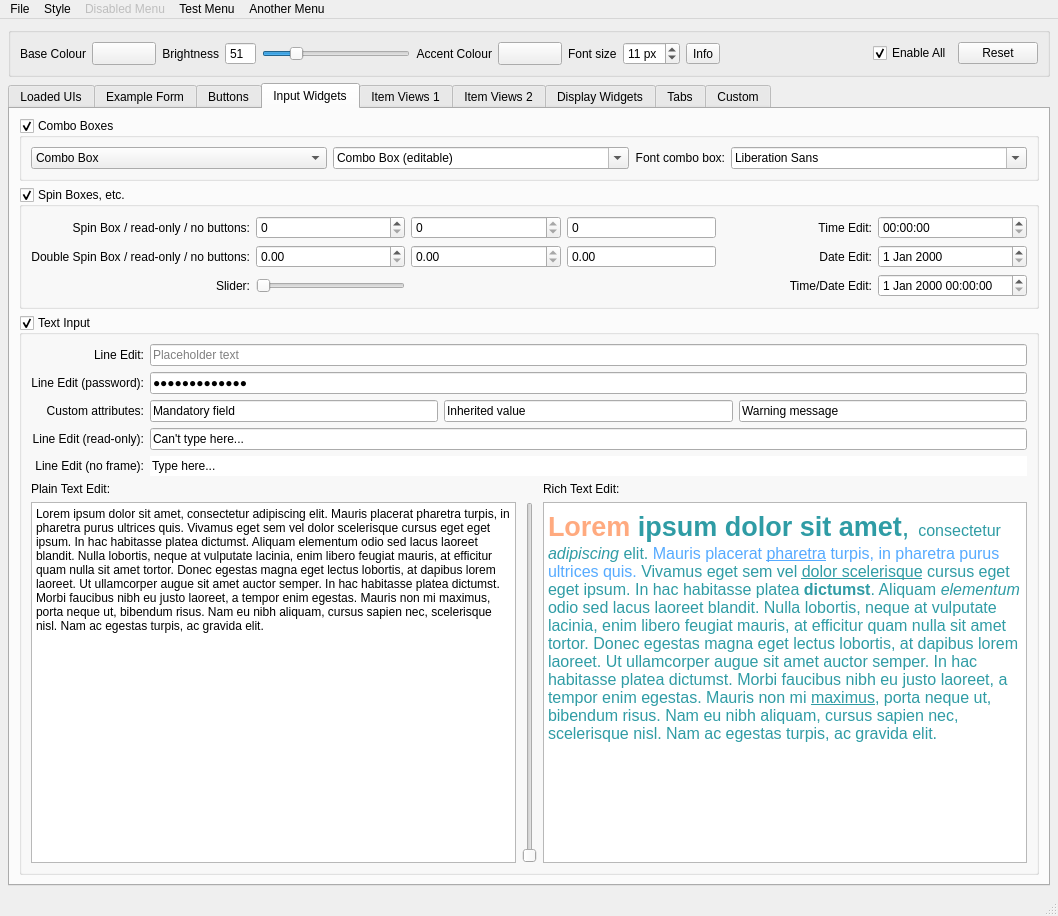
Before: the Qt Designer form src/forms/style_test.ui in mjbonnington/uistyle, drawn with Qt 5.
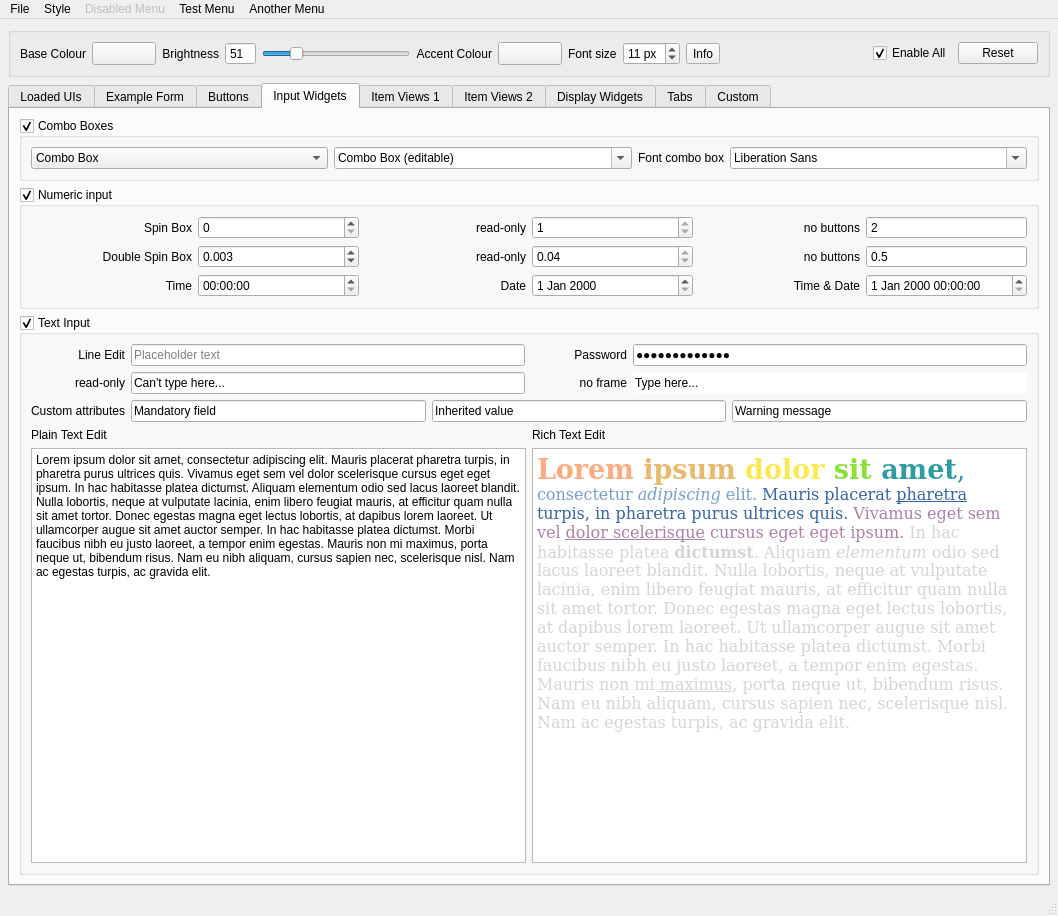
After: the same form once the commit is applied. The open tabs and pages were chosen to show the change.

Patch:
```diff
--- a/src/forms/style_test.ui
+++ b/src/forms/style_test.ui
@@ -1633,7 +1633,7 @@
               </sizepolicy>
              </property>
              <property name="text">
-              <string>Font combo box:</string>
+              <string>Font combo box</string>
              </property>
              <property name="alignment">
               <set>Qt::AlignRight|Qt::AlignTrailing|Qt::AlignVCenter</set>
@@ -1649,72 +1649,29 @@
         <item>
          <widget class="QGroupBox" name="groupBox_6">
           <property name="title">
-           <string>Spin Boxes, etc.</string>
+           <string>Numeric input</string>
           </property>
           <property name="checkable">
            <bool>true</bool>
           </property>
           <layout class="QGridLayout" name="gridLayout_3">
-           <item row="1" column="2">
-            <widget class="QDoubleSpinBox" name="doubleSpinBox_2">
-             <property name="readOnly">
-              <bool>true</bool>
-             </property>
-            </widget>
-           </item>
-           <item row="2" column="5">
-            <widget class="QDateTimeEdit" name="dateTimeEdit"/>
-           </item>
-           <item row="1" column="1">
-            <widget class="QDoubleSpinBox" name="doubleSpinBox"/>
-           </item>
-           <item row="1" column="5">
-            <widget class="QDateEdit" name="dateEdit"/>
-           </item>
            <item row="0" column="0">
             <widget class="QLabel" name="label_4">
              <property name="text">
-              <string>Spin Box / read-only / no buttons:</string>
+              <string>Spin Box</string>
              </property>
              <property name="alignment">
               <set>Qt::AlignRight|Qt::AlignTrailing|Qt::AlignVCenter</set>
              </property>
-            </widget>
-           </item>
-           <item row="0" column="2">
-            <widget class="QSpinBox" name="spinBox_3">
-             <property name="readOnly">
-              <bool>true</bool>
+             <property name="buddy">
+              <cstring>spinBox</cstring>
              </property>
             </widget>
            </item>
-           <item row="2" column="4">
-            <widget class="QLabel" name="label_8">
-             <property name="text">
-              <string>Time/Date Edit:</string>
-             </property>
-             <property name="alignment">
-              <set>Qt::AlignRight|Qt::AlignTrailing|Qt::AlignVCenter</set>
-             </property>
-            </widget>
-           </item>
-           <item row="0" column="4">
-            <widget class="QLabel" name="label_6">
-             <property name="text">
-              <string>Time Edit:</string>
-             </property>
-             <property name="alignment">
-              <set>Qt::AlignRight|Qt::AlignTrailing|Qt::AlignVCenter</set>
-             </property>
-            </widget>
-           </item>
-           <item row="0" column="1">
-            <widget class="QSpinBox" name="spinBox"/>
-           </item>
            <item row="1" column="0">
             <widget class="QLabel" name="label_5">
              <property name="text">
-              <string>Double Spin Box / read-only / no buttons:</string>
+              <string>Double Spin Box</string>
              </property>
              <property name="alignment">
               <set>Qt::AlignRight|Qt::AlignTrailing|Qt::AlignVCenter</set>
@@ -1722,55 +1679,179 @@
             </widget>
            </item>
            <item row="0" column="5">
-            <widget class="QTimeEdit" name="timeEdit"/>
+            <widget class="QSpinBox" name="spinBox_4">
+             <property name="buttonSymbols">
+              <enum>QAbstractSpinBox::NoButtons</enum>
+             </property>
+             <property name="minimum">
+              <number>2</number>
+             </property>
+            </widget>
+           </item>
+           <item row="0" column="2">
+            <widget class="QLabel" name="label_19">
+             <property name="text">
+              <string>read-only</string>
+             </property>
+             <property name="alignment">
+              <set>Qt::AlignRight|Qt::AlignTrailing|Qt::AlignVCenter</set>
+             </property>
+             <property name="buddy">
+              <cstring>spinBox_3</cstring>
+             </property>
+            </widget>
+           </item>
+           <item row="1" column="1">
+            <widget class="QDoubleSpinBox" name="doubleSpinBox">
+             <property name="decimals">
+              <number>3</number>
+             </property>
+             <property name="minimum">
+              <double>0.000000000000000</double>
+             </property>
+             <property name="maximum">
+              <double>99.998999999999995</double>
+             </property>
+             <property name="singleStep">
+              <double>0.001000000000000</double>
+             </property>
+             <property name="value">
+              <double>0.003000000000000</double>
+             </property>
+            </widget>
            </item>
            <item row="1" column="3">
-            <widget class="QDoubleSpinBox" name="doubleSpinBox_3">
-             <property name="buttonSymbols">
-              <enum>QAbstractSpinBox::NoButtons</enum>
+            <widget class="QDoubleSpinBox" name="doubleSpinBox_2">
+             <property name="readOnly">
+              <bool>true</bool>
+             </property>
+             <property name="minimum">
+              <double>0.000000000000000</double>
+             </property>
+             <property name="singleStep">
+              <double>0.010000000000000</double>
+             </property>
+             <property name="value">
+              <double>0.040000000000000</double>
              </property>
             </widget>
            </item>
            <item row="0" column="3">
-            <widget class="QSpinBox" name="spinBox_4">
+            <widget class="QSpinBox" name="spinBox_3">
+             <property name="readOnly">
+              <bool>true</bool>
+             </property>
+             <property name="minimum">
+              <number>1</number>
+             </property>
+            </widget>
+           </item>
+           <item row="0" column="1">
+            <widget class="QSpinBox" name="spinBox"/>
+           </item>
+           <item row="1" column="5">
+            <widget class="QDoubleSpinBox" name="doubleSpinBox_3">
              <property name="buttonSymbols">
               <enum>QAbstractSpinBox::NoButtons</enum>
+             </property>
+             <property name="decimals">
+              <number>1</number>
+             </property>
+             <property name="minimum">
+              <double>0.100000000000000</double>
+             </property>
+             <property name="maximum">
+              <double>99.900000000000006</double>
+             </property>
+             <property name="value">
+              <double>0.500000000000000</double>
+             </property>
+            </widget>
+           </item>
+           <item row="0" column="4">
+            <widget class="QLabel" name="label_20">
+             <property name="text">
+              <string>no buttons</string>
+             </property>
+             <property name="alignment">
+              <set>Qt::AlignRight|Qt::AlignTrailing|Qt::AlignVCenter</set>
+             </property>
+             <property name="buddy">
+              <cstring>spinBox_4</cstring>
+             </property>
+            </widget>
+           </item>
+           <item row="1" column="2">
+            <widget class="QLabel" name="label_23">
+             <property name="text">
+              <string>read-only</string>
+             </property>
+             <property name="alignment">
+              <set>Qt::AlignRight|Qt::AlignTrailing|Qt::AlignVCenter</set>
+             </property>
+             <property name="buddy">
+              <cstring>doubleSpinBox_2</cstring>
              </property>
             </widget>
            </item>
            <item row="1" column="4">
-            <widget class="QLabel" name="label_7">
+            <widget class="QLabel" name="label_24">
              <property name="text">
-              <string>Date Edit:</string>
+              <string>no buttons</string>
              </property>
              <property name="alignment">
               <set>Qt::AlignRight|Qt::AlignTrailing|Qt::AlignVCenter</set>
              </property>
-            </widget>
-           </item>
-           <item row="2" column="1">
-            <widget class="QSlider" name="horizontalSlider">
-             <property name="sizePolicy">
-              <sizepolicy hsizetype="Minimum" vsizetype="Fixed">
-               <horstretch>0</horstretch>
-               <verstretch>0</verstretch>
-              </sizepolicy>
-             </property>
-             <property name="orientation">
-              <enum>Qt::Horizontal</enum>
+             <property name="buddy">
+              <cstring>doubleSpinBox_3</cstring>
              </property>
             </widget>
            </item>
            <item row="2" column="0">
-            <widget class="QLabel" name="label_21">
+            <widget class="QLabel" name="label_6">
              <property name="text">
-              <string>Slider:</string>
+              <string>Time</string>
              </property>
              <property name="alignment">
               <set>Qt::AlignRight|Qt::AlignTrailing|Qt::AlignVCenter</set>
              </property>
             </widget>
            </item>
+           <item row="2" column="1">
+            <widget class="QTimeEdit" name="timeEdit"/>
+           </item>
+           <item row="2" column="2">
+            <widget class="QLabel" name="label_7">
+             <property name="text">
+              <string>Date</string>
+             </property>
+             <property name="alignment">
+              <set>Qt::AlignRight|Qt::AlignTrailing|Qt::AlignVCenter</set>
+             </property>
+             <property name="buddy">
+              <cstring>dateEdit</cstring>
+             </property>
+            </widget>
+           </item>
+           <item row="2" column="3">
+            <widget class="QDateEdit" name="dateEdit"/>
+           </item>
+           <item row="2" column="4">
+            <widget class="QLabel" name="label_8">
+             <property name="text">
+              <string>Time &amp;&amp; Date</string>
+             </property>
+             <property name="alignment">
+              <set>Qt::AlignRight|Qt::AlignTrailing|Qt::AlignVCenter</set>
+             </property>
+             <property name="buddy">
+              <cstring>dateTimeEdit</cstring>
+             </property>
+            </widget>
+           </item>
+           <item row="2" column="5">
+            <widget class="QDateTimeEdit" name="dateTimeEdit"/>
+           </item>
           </layout>
          </widget>
         </item>
@@ -1804,102 +1885,80 @@
               <property name="bottomMargin">
                <number>0</number>
               </property>
-              <item row="0" column="1">
-               <widget class="QLineEdit" name="lineEdit">
-                <property name="text">
-                 <string/>
-                </property>
-                <property name="placeholderText">
-                 <string>Placeholder text</string>
-                </property>
-               </widget>
-              </item>
-              <item row="4" column="0">
-               <widget class="QLabel" name="label_14">
-                <property name="text">
-                 <string>Line Edit (no frame):</string>
-                </property>
-                <property name="alignment">
-                 <set>Qt::AlignRight|Qt::AlignTrailing|Qt::AlignVCenter</set>
-                </property>
-               </widget>
-              </item>
-              <item row="3" column="1">
-               <widget class="QLineEdit" name="lineEdit_3">
-                <property name="text">
-                 <string>Can't type here...</string>
-                </property>
-                <property name="frame">
-                 <bool>true</bool>
-                </property>
-                <property name="readOnly">
-                 <bool>true</bool>
-                </property>
-                <property name="mandatoryField" stdset="0">
-                 <bool>false</bool>
-                </property>
-               </widget>
-              </item>
-              <item row="1" column="1">
-               <widget class="QLineEdit" name="lineEdit_5">
-                <property name="text">
-                 <string>Type here....</string>
-                </property>
-                <property name="echoMode">
-                 <enum>QLineEdit::Password</enum>
-                </property>
-               </widget>
-              </item>
-              <item row="0" column="0">
-               <widget class="QLabel" name="label_9">
-                <property name="text">
-                 <string>Line Edit:</string>
-                </property>
-                <property name="alignment">
-                 <set>Qt::AlignRight|Qt::AlignTrailing|Qt::AlignVCenter</set>
-                </property>
-               </widget>
-              </item>
-              <item row="3" column="0">
+              <item row="1" column="0">
                <widget class="QLabel" name="label_13">
                 <property name="text">
-                 <string>Line Edit (read-only):</string>
+                 <string>read-only</string>
                 </property>
                 <property name="alignment">
                  <set>Qt::AlignRight|Qt::AlignTrailing|Qt::AlignVCenter</set>
                 </property>
                </widget>
               </item>
-              <item row="1" column="0">
-               <widget class="QLabel" name="label_15">
-                <property name="text">
-                 <string>Line Edit (password):</string>
+              <item row="0" column="1">
+               <widget class="QFrame" name="customAttr_frame_2">
+                <property name="lineWidth">
+                 <number>0</number>
                 </property>
-                <property name="alignment">
-                 <set>Qt::AlignRight|Qt::AlignTrailing|Qt::AlignVCenter</set>
-                </property>
-               </widget>
-              </item>
-              <item row="4" column="1">
-               <widget class="QLineEdit" name="lineEdit_4">
-                <property name="text">
-                 <string>Type here...</string>
-                </property>
-                <property name="frame">
-                 <bool>false</bool>
-                </property>
-                <property name="readOnly">
-                 <bool>true</bool>
-                </property>
-                <property name="mandatoryField" stdset="0">
-                 <bool>false</bool>
-                </property>
+                <layout class="QHBoxLayout" name="horizontalLayout_14">
+                 <property name="leftMargin">
+                  <number>0</number>
+                 </property>
+                 <property name="topMargin">
+                  <number>0</number>
+                 </property>
+                 <property name="rightMargin">
+                  <number>0</number>
+                 </property>
+                 <property name="bottomMargin">
+                  <number>0</number>
+                 </property>
+                 <item>
+                  <widget class="QLineEdit" name="lineEdit">
+                   <property name="text">
+                    <string/>
+                   </property>
+                   <property name="placeholderText">
+                    <string>Placeholder text</string>
+                   </property>
+                  </widget>
+                 </item>
+                 <item>
+                  <widget class="QLabel" name="label_15">
+                   <property name="minimumSize">
+                    <size>
+                     <width>96</width>
+                     <height>0</height>
+                    </size>
+                   </property>
+                   <property name="text">
+                    <string>Password</string>
+                   </property>
+                   <property name="alignment">
+                    <set>Qt::AlignRight|Qt::AlignTrailing|Qt::AlignVCenter</set>
+                   </property>
+                   <property name="buddy">
+                    <cstring>lineEdit_5</cstring>
+                   </property>
+                  </widget>
+                 </item>
+                 <item>
+                  <widget class="QLineEdit" name="lineEdit_5">
+                   <property name="text">
+                    <string>Type here....</string>
+                   </property>
+                   <property name="echoMode">
+                    <enum>QLineEdit::Password</enum>
+                   </property>
+                  </widget>
+                 </item>
+                </layout>
                </widget>
               </item>
               <item row="2" column="0">
                <widget class="QLabel" name="label_12">
                 <property name="text">
-                 <string>Custom attributes:</string>
+                 <string>Custom attributes</string>
                 </property>
                 <property name="alignment">
                  <set>Qt::AlignRight|Qt::AlignTrailing|Qt::AlignVCenter</set>
@@ -1909,6 +1968,16 @@
                 </property>
                </widget>
               </item>
+              <item row="0" column="0">
+               <widget class="QLabel" name="label_9">
+                <property name="text">
+                 <string>Line Edit</string>
+                </property>
+                <property name="alignment">
+                 <set>Qt::AlignRight|Qt::AlignTrailing|Qt::AlignVCenter</set>
+                </property>
+               </widget>
+              </item>
               <item row="2" column="1">
                <widget class="QFrame" name="customAttr_frame">
                 <property name="lineWidth">
@@ -1969,6 +2038,78 @@
                 </layout>
                </widget>
               </item>
+              <item row="1" column="1">
+               <widget class="QFrame" name="customAttr_frame_3">
+                <property name="lineWidth">
+                 <number>0</number>
+                </property>
+                <layout class="QHBoxLayout" name="horizontalLayout_17">
+                 <property name="leftMargin">
+                  <number>0</number>
+                 </property>
+                 <property name="topMargin">
+                  <number>0</number>
+                 </property>
+                 <property name="rightMargin">
+                  <number>0</number>
+                 </property>
+                 <property name="bottomMargin">
+                  <number>0</number>
+                 </property>
+                 <item>
+                  <widget class="QLineEdit" name="lineEdit_3">
+                   <property name="text">
+                    <string>Can't type here...</string>
+                   </property>
+                   <property name="frame">
+                    <bool>true</bool>
+                   </property>
+                   <property name="readOnly">
+                    <bool>true</bool>
+                   </property>
+                   <property name="mandatoryField" stdset="0">
+                    <bool>false</bool>
+                   </property>
+                  </widget>
+                 </item>
+                 <item>
+                  <widget class="QLabel" name="label_14">
+                   <property name="minimumSize">
+                    <size>
+                     <width>96</width>
+                     <height>0</height>
+                    </size>
+                   </property>
+                   <property name="text">
+                    <string>no frame</string>
+                   </property>
+                   <property name="alignment">
+                    <set>Qt::AlignRight|Qt::AlignTrailing|Qt::AlignVCenter</set>
+                   </property>
+                   <property name="buddy">
+                    <cstring>lineEdit_4</cstring>
+                   </property>
+                  </widget>
+                 </item>
+                 <item>
+                  <widget class="QLineEdit" name="lineEdit_9">
+                   <property name="text">
+                    <string>Type here...</string>
+                   </property>
+                   <property name="frame">
+                    <bool>false</bool>
+                   </property>
+                   <property name="readOnly">
+                    <bool>true</bool>
+                   </property>
+                   <property name="mandatoryField" stdset="0">
+                    <bool>false</bool>
+                   </property>
+                  </widget>
+                 </item>
+                </layout>
+               </widget>
+              </item>
              </layout>
             </widget>
            </item>
@@ -1994,27 +2135,22 @@
                <number>0</number>
               </property>
               <item row="2" column="1">
-               <widget class="QSlider" name="verticalSlider">
-                <property name="orientation">
-                 <enum>Qt::Vertical</enum>
-                </property>
-               </widget>
-              </item>
-              <item row="1" column="0">
-               <widget class="QLabel" name="label_10">
-                <property name="text">
-                 <string>Plain Text Edit:</string>
-                </property>
-               </widget>
-              </item>
-              <item row="2" column="2">
                <widget class="QTextEdit" name="textEdit">
+                <property name="font">
+                 <font>
+                  <family>DejaVu Serif</family>
+                  <pointsize>9</pointsize>
+                  <weight>50</weight>
+                  <italic>false</italic>
+                  <bold>false</bold>
+                 </font>
+                </property>
                 <property name="html">
                  <string>&lt;!DOCTYPE HTML PUBLIC &quot;-//W3C//DTD HTML 4.0//EN&quot; &quot;http://www.w3.org/TR/REC-html40/strict.dtd&quot;&gt;
 &lt;html&gt;&lt;head&gt;&lt;meta name=&quot;qrichtext&quot; content=&quot;1&quot; /&gt;&lt;style type=&quot;text/css&quot;&gt;
 p, li { white-space: pre-wrap; }
-&lt;/style&gt;&lt;/head&gt;&lt;body style=&quot; font-family:'Cantarell','Cantarell','Cantarell','Cantarell'; font-size:9pt; font-weight:400; font-style:normal;&quot;&gt;
-&lt;p style=&quot; margin-top:12px; margin-bottom:12px; margin-left:0px; margin-right:0px; -qt-block-indent:0; text-indent:0px;&quot;&gt;&lt;span style=&quot; font-family:'Arial,Helvetica,sans'; font-size:20pt; font-weight:600; color:#ffaa7f;&quot;&gt;Lorem&lt;/span&gt;&lt;span style=&quot; font-family:'Arial,Helvetica,sans'; font-size:20pt; font-weight:600; color:#2f9ca5;&quot;&gt; ipsum dolor sit amet&lt;/span&gt;&lt;span style=&quot; font-family:'Arial,Helvetica,sans'; font-size:20pt; color:#2f9ca5;&quot;&gt;,&lt;/span&gt;&lt;span style=&quot; font-family:'Arial,Helvetica,sans'; font-size:24pt; color:#2f9ca5;&quot;&gt; &lt;/span&gt;&lt;span style=&quot; font-family:'Arial,Helvetica,sans'; font-size:12pt; color:#2f9ca5;&quot;&gt;consectetur &lt;/span&gt;&lt;span style=&quot; font-family:'Arial,Helvetica,sans'; font-size:12pt; font-style:italic; color:#2f9ca5;&quot;&gt;adipiscing&lt;/span&gt;&lt;span style=&quot; font-family:'Arial,Helvetica,sans'; font-size:12pt; color:#2f9ca5;&quot;&gt; elit. &lt;/span&gt;&lt;span style=&quot; font-family:'Arial,Helvetica,sans'; font-size:12pt; color:#55aaff;&quot;&gt;Mauris placerat &lt;/span&gt;&lt;span style=&quot; font-family:'Arial,Helvetica,sans'; font-size:12pt; text-decoration: underline; color:#55aaff;&quot;&gt;pharetra&lt;/span&gt;&lt;span style=&quot; font-family:'Arial,Helvetica,sans'; font-size:12pt; color:#55aaff;&quot;&gt; turpis, in pharetra purus ultrices quis.&lt;/span&gt;&lt;span style=&quot; font-family:'Arial,Helvetica,sans'; font-size:12pt; color:#2f9ca5;&quot;&gt; Vivamus eget sem vel &lt;/span&gt;&lt;span style=&quot; font-family:'Arial,Helvetica,sans'; font-size:12pt; text-decoration: underline; color:#2f9ca5;&quot;&gt;dolor scelerisque&lt;/span&gt;&lt;span style=&quot; font-family:'Arial,Helvetica,sans'; font-size:12pt; color:#2f9ca5;&quot;&gt; cursus eget eget ipsum. In hac habitasse platea &lt;/span&gt;&lt;span style=&quot; font-family:'Arial,Helvetica,sans'; font-size:12pt; font-weight:600; color:#2f9ca5;&quot;&gt;dictumst&lt;/span&gt;&lt;span style=&quot; font-family:'Arial,Helvetica,sans'; font-size:12pt; color:#2f9ca5;&quot;&gt;. Aliquam &lt;/span&gt;&lt;span style=&quot; font-family:'Arial,Helvetica,sans'; font-size:12pt; font-style:italic; color:#2f9ca5;&quot;&gt;elementum&lt;/span&gt;&lt;span style=&quot; font-family:'Arial,Helvetica,sans'; font-size:12pt; color:#2f9ca5;&quot;&gt; odio sed lacus laoreet blandit. Nulla lobortis, neque at vulputate lacinia, enim libero feugiat mauris, at efficitur quam nulla sit amet tortor. Donec egestas magna eget lectus lobortis, at dapibus lorem laoreet. Ut ullamcorper augue sit amet auctor semper. In hac habitasse platea dictumst. Morbi faucibus nibh eu justo laoreet, a tempor enim egestas. Mauris non mi &lt;/span&gt;&lt;span style=&quot; font-family:'Arial,Helvetica,sans'; font-size:12pt; text-decoration: underline; color:#2f9ca5;&quot;&gt;maximus&lt;/span&gt;&lt;span style=&quot; font-family:'Arial,Helvetica,sans'; font-size:12pt; color:#2f9ca5;&quot;&gt;, porta neque ut, bibendum risus. Nam eu nibh aliquam, cursus sapien nec, scelerisque nisl. Nam ac egestas turpis, ac gravida elit.&lt;/span&gt;&lt;/p&gt;&lt;/body&gt;&lt;/html&gt;</string>
+&lt;/style&gt;&lt;/head&gt;&lt;body style=&quot; font-family:'DejaVu Serif','Cantarell'; font-size:9pt; font-weight:400; font-style:normal;&quot;&gt;
+&lt;p style=&quot; margin-top:12px; margin-bottom:12px; margin-left:0px; margin-right:0px; -qt-block-indent:0; text-indent:0px;&quot;&gt;&lt;span style=&quot; font-family:'DejaVu Serif, Times New Roman, serif'; font-size:20pt; font-weight:600; color:#ffaa7f;&quot;&gt;Lorem &lt;/span&gt;&lt;span style=&quot; font-family:'DejaVu Serif, Times New Roman, serif'; font-size:20pt; font-weight:600; color:#e9b96e;&quot;&gt;ipsum &lt;/span&gt;&lt;span style=&quot; font-family:'DejaVu Serif, Times New Roman, serif'; font-size:20pt; font-weight:600; color:#fce94f;&quot;&gt;dolor &lt;/span&gt;&lt;span style=&quot; font-family:'DejaVu Serif, Times New Roman, serif'; font-size:20pt; font-weight:600; color:#8ae234;&quot;&gt;sit&lt;/span&gt;&lt;span style=&quot; font-family:'DejaVu Serif, Times New Roman, serif'; font-size:20pt; font-weight:600; color:#2f9ca5;&quot;&gt; amet&lt;/span&gt;&lt;span style=&quot; font-family:'DejaVu Serif, Times New Roman, serif'; font-size:20pt; color:#2f9ca5;&quot;&gt;, &lt;/span&gt;&lt;span style=&quot; font-family:'DejaVu Serif, Times New Roman, serif'; font-size:12pt; color:#729fcf;&quot;&gt;consectetur &lt;/span&gt;&lt;span style=&quot; font-family:'DejaVu Serif, Times New Roman, serif'; font-size:12pt; font-style:italic; color:#729fcf;&quot;&gt;adipiscing&lt;/span&gt;&lt;span style=&quot; font-family:'DejaVu Serif, Times New Roman, serif'; font-size:12pt; color:#729fcf;&quot;&gt; elit. &lt;/span&gt;&lt;span style=&quot; font-family:'DejaVu Serif, Times New Roman, serif'; font-size:12pt; color:#3465a4;&quot;&gt;Mauris placerat &lt;/span&gt;&lt;span style=&quot; font-family:'DejaVu Serif, Times New Roman, serif'; font-size:12pt; text-decoration: underline; color:#3465a4;&quot;&gt;pharetra&lt;/span&gt;&lt;span style=&quot; font-family:'DejaVu Serif, Times New Roman, serif'; font-size:12pt; color:#3465a4;&quot;&gt; turpis, in pharetra purus ultrices quis. &lt;/span&gt;&lt;span style=&quot; font-family:'DejaVu Serif, Times New Roman, serif'; font-size:12pt; color:#ad7fa8;&quot;&gt;Vivamus eget sem vel &lt;/span&gt;&lt;span style=&quot; font-family:'DejaVu Serif, Times New Roman, serif'; font-size:12pt; text-decoration: underline; color:#ad7fa8;&quot;&gt;dolor scelerisque&lt;/span&gt;&lt;span style=&quot; font-family:'DejaVu Serif, Times New Roman, serif'; font-size:12pt; color:#ad7fa8;&quot;&gt; cursus eget eget ipsum. &lt;/span&gt;&lt;span style=&quot; font-family:'DejaVu Serif, Times New Roman, serif'; font-size:12pt; color:#d3d7cf;&quot;&gt;In hac habitasse platea &lt;/span&gt;&lt;span style=&quot; font-family:'DejaVu Serif, Times New Roman, serif'; font-size:12pt; font-weight:600; color:#d3d7cf;&quot;&gt;dictumst&lt;/span&gt;&lt;span style=&quot; font-family:'DejaVu Serif, Times New Roman, serif'; font-size:12pt; color:#d3d7cf;&quot;&gt;. Aliquam &lt;/span&gt;&lt;span style=&quot; font-family:'DejaVu Serif, Times New Roman, serif'; font-size:12pt; font-style:italic; color:#d3d7cf;&quot;&gt;elementum&lt;/span&gt;&lt;span style=&quot; font-family:'DejaVu Serif, Times New Roman, serif'; font-size:12pt; color:#d3d7cf;&quot;&gt; odio sed lacus laoreet blandit. Nulla lobortis, neque at vulputate lacinia, enim libero feugiat mauris, at efficitur quam nulla sit amet tortor. Donec egestas magna eget lectus lobortis, at dapibus lorem laoreet. Ut ullamcorper augue sit amet auctor semper. In hac habitasse platea dictumst. Morbi faucibus nibh eu justo laoreet, a tempor enim egestas. Mauris non mi &lt;/span&gt;&lt;span style=&quot; font-family:'DejaVu Serif, Times New Roman, serif'; font-size:12pt; text-decoration: underline; color:#d3d7cf;&quot;&gt;maximus&lt;/span&gt;&lt;span style=&quot; font-family:'DejaVu Serif, Times New Roman, serif'; font-size:12pt; color:#d3d7cf;&quot;&gt;, porta neque ut, bibendum risus. Nam eu nibh aliquam, cursus sapien nec, scelerisque nisl. Nam ac egestas turpis, ac gravida elit.&lt;/span&gt;&lt;/p&gt;&lt;/body&gt;&lt;/html&gt;</string>
                 </property>
                </widget>
               </item>
@@ -2028,10 +2164,23 @@
                 </property>
                </widget>
               </item>
-              <item row="1" column="2">
+              <item row="1" column="0">
+               <widget class="QLabel" name="label_10">
+                <property name="text">
+                 <string>Plain Text Edit</string>
+                </property>
+                <property name="buddy">
+                 <cstring>plainTextEdit</cstring>
+                </property>
+               </widget>
+              </item>
+              <item row="1" column="1">
                <widget class="QLabel" name="label_11">
                 <property name="text">
-                 <string>Rich Text Edit:</string>
+                 <string>Rich Text Edit</string>
+                </property>
+                <property name="buddy">
+                 <cstring>textEdit</cstring>
                 </property>
                </widget>
               </item>
```
Left out of the diff: 76 changed lines with no effect on the pictures.
